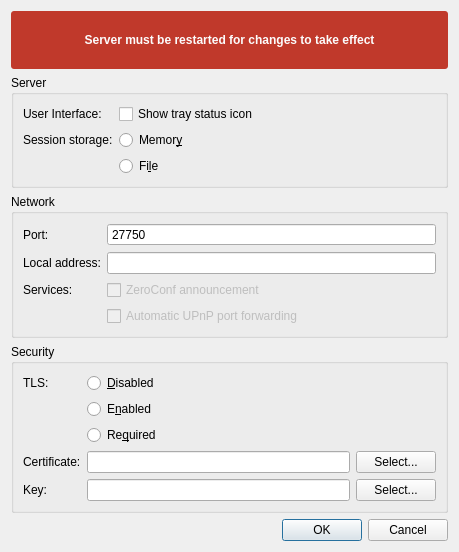
Above: src/server/gui/settings.ui from drawpile/Drawpile before the change. Below: the same form after it.
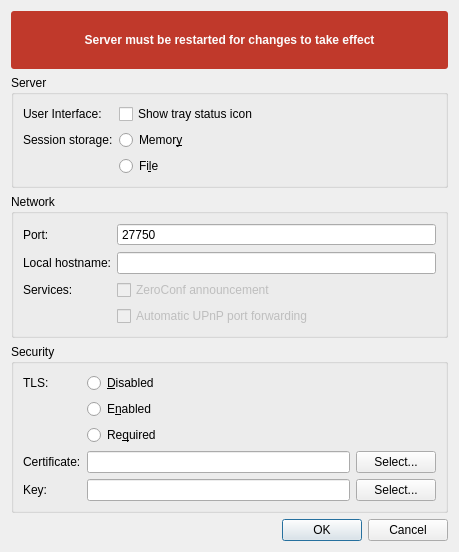
That is the form after the change.

Commit message:
Rename --local-addr to --local-hostname
Clarifies that this sets just the hostname, not the full server URL

```diff
--- a/src/server/gui/settings.ui
+++ b/src/server/gui/settings.ui
@@ -114,7 +114,7 @@
       <item row="2" column="0">
        <widget class="QLabel" name="label_4">
         <property name="text">
-         <string>Local address:</string>
+         <string>Local hostname:</string>
         </property>
        </widget>
       </item>
```
The commit also changes 2 other files.
